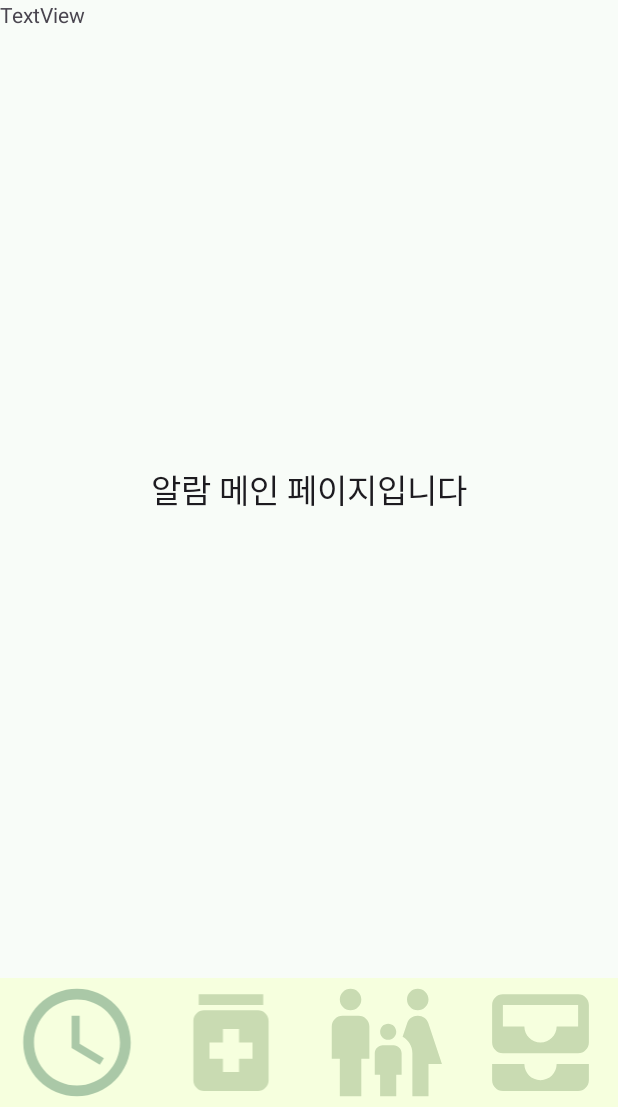
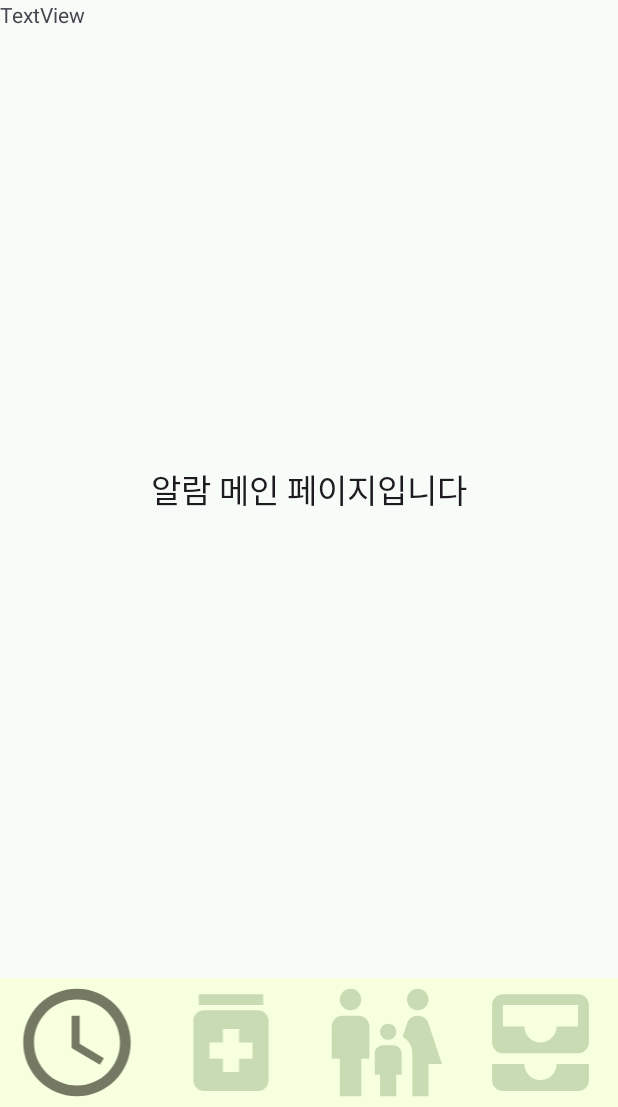
Before and after one commit to ysparrk/e-yak, an Android app: the MainActivity screen opened directly, with no data from a screen before it, on a phone screen of 412 x 824 dp, the part 129-1236 px from its top. Run offline under Robolectric (Android 15) with nearby library versions, the phone set to English and light mode, and no system bars.

Commit message:
fix: 색 변경

```diff
--- a/EYAK(rev2)/app/src/main/java/com/example/eyakrev1/MainActivity.kt
+++ b/EYAK(rev2)/app/src/main/java/com/example/eyakrev1/MainActivity.kt
@@ -80,7 +80,7 @@ class MainActivity : AppCompatActivity() {
     }
 
     private fun changeTabColor(index: Int) {
-        val colorOn = "#FFAAC8A7"
+        val colorOn = "#FF757863"
         val colorOff = "#FFC9DBB2"
 
         binding.alarmTab.setColorFilter(Color.parseColor(if(index == 0) colorOn else colorOff))
```
